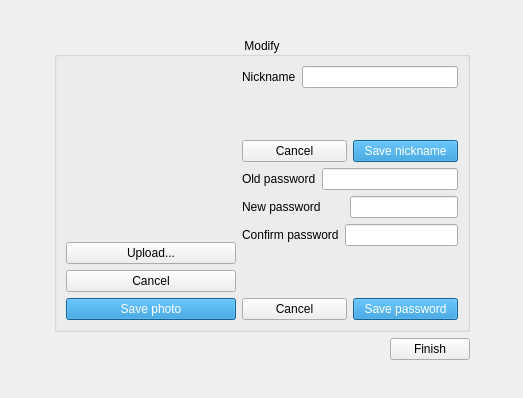
This is Client/modify.ui in PolitoTeam/Scriba as Qt 5 draws it before an edit. The edited form follows.
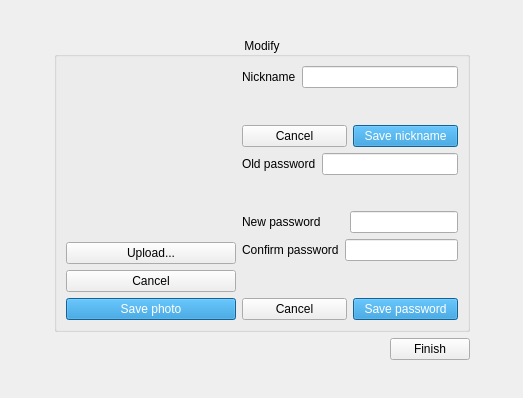
This is the edited form.

Commit message: Temporary fixed the modify in a not smart way

```diff
--- a/Client/modify.ui
+++ b/Client/modify.ui
@@ -204,6 +204,13 @@
             </item>
            </layout>
           </item>
+          <item>
+           <widget class="QLabel" name="labelInfoOldPassword">
+            <property name="text">
+             <string/>
+            </property>
+           </widget>
+          </item>
           <item>
            <layout class="QHBoxLayout" name="horizontalLayout_8">
             <item>
```
The commit also changes 2 other files.
